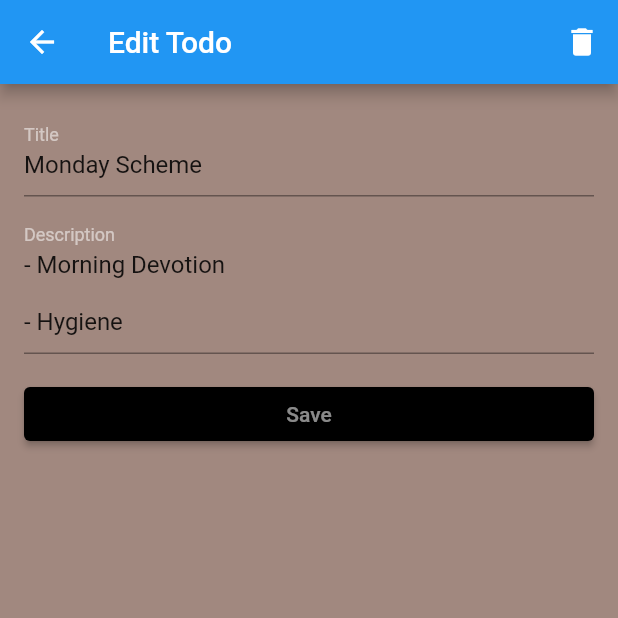
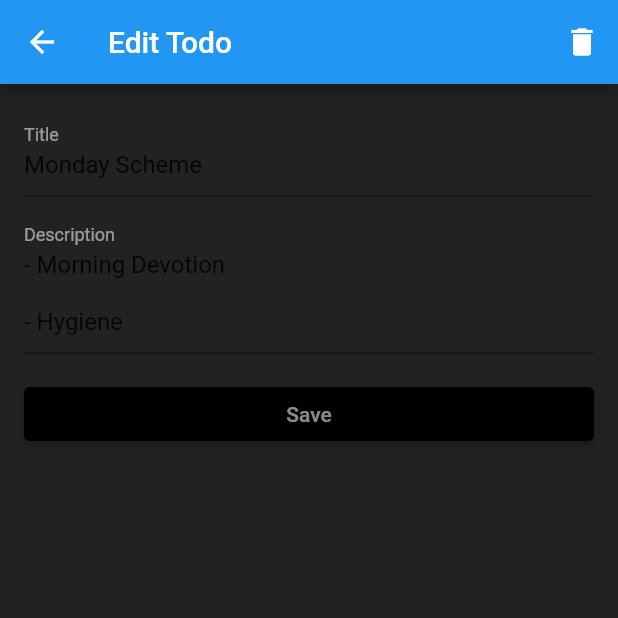
Before and after one commit to Cromzie/Basic-ToDo-App, a Flutter app: the screen it shows after launch, after a tap on "Edit", on a phone screen of 412 x 824 dp, the top half of it. Run offline on Flutter 3.47's test engine with Material 2 defaults, Android fonts, the phone set to English and light mode, and no system bars.

Commit message:
'basic todo app'

```diff
--- a/lib/main.dart
+++ b/lib/main.dart
@@ -16,7 +16,7 @@ class MyApp extends StatelessWidget {
           title: 'ToDo List',
           theme: ThemeData(
             primaryColor: kPrimarySwatch,
-            scaffoldBackgroundColor: kScaffoldBgColor,
+            scaffoldBackgroundColor: Colors.black87,
           ),
           home:
           HomePage(),
--- a/lib/pages/firstPage.dart
+++ b/lib/pages/firstPage.dart
@@ -28,7 +28,7 @@ class _HomePageState extends State<HomePage> {
         centerTitle: true,
       ),
       bottomNavigationBar: BottomNavigationBar(
-        backgroundColor: Theme.of(context).primaryColor,
+        backgroundColor: Colors.orangeAccent,
         unselectedItemColor: Colors.white54,
         selectedItemColor: Colors.white,
         currentIndex: selectedIndex,
@@ -53,7 +53,7 @@ class _HomePageState extends State<HomePage> {
         ),
         backgroundColor: kFABBgColor,
         onPressed: () => showDialog(
-          barrierColor: Colors.limeAccent.shade100,
+          barrierColor: Colors.white12,
           context: context,
           builder: (context) => AddTodoDialogWidget(),
           barrierDismissible: false,
--- a/lib/utilities/constants.dart
+++ b/lib/utilities/constants.dart
@@ -1,5 +1,5 @@
 import 'package:flutter/material.dart';
 
- Color kPrimarySwatch = Colors.amber.shade400;
+ Color kPrimarySwatch = Colors.orangeAccent;
  Color kScaffoldBgColor = Colors.brown.shade300;
  Color kFABBgColor = Colors.brown;
```
